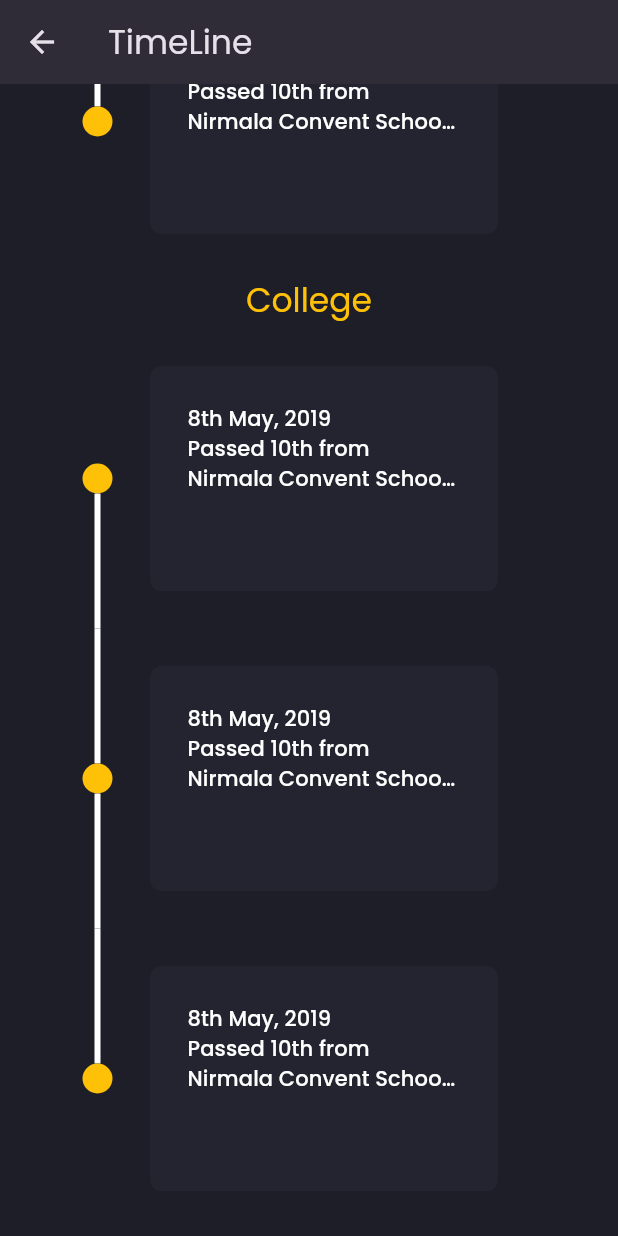
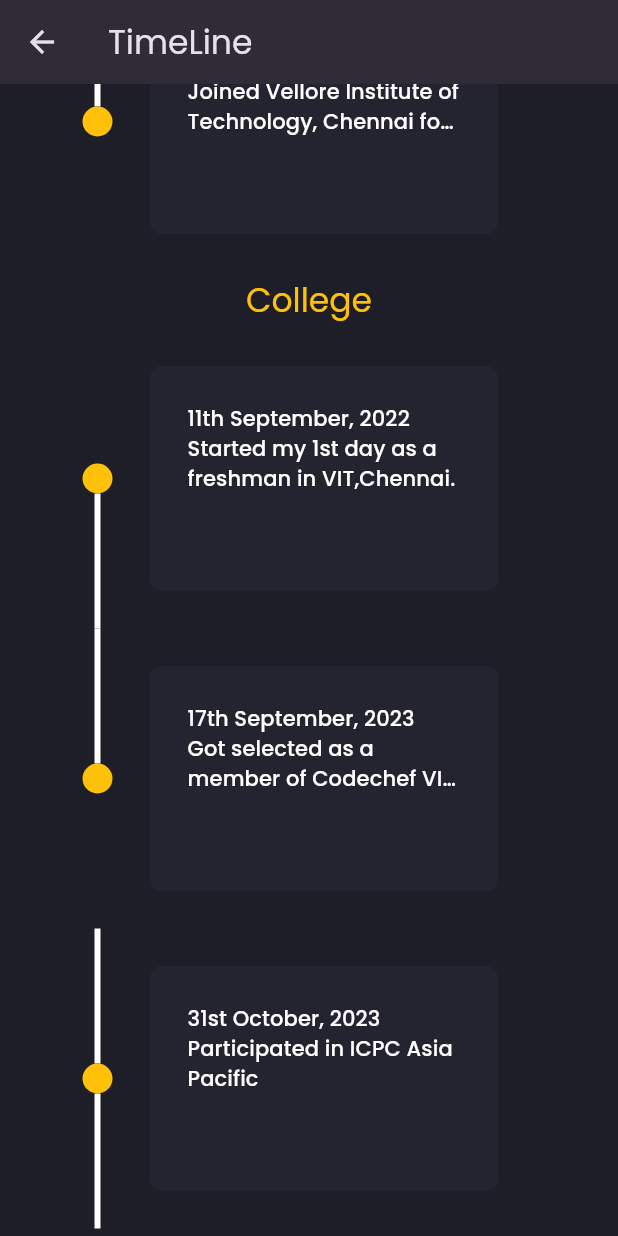
Before and after one commit to AmanRajSinghMourya/Flutter_Portfolio, a Flutter app: the MyTimeLineScreen screen opened directly, scrolled down 528 dp, on a phone screen of 412 x 824 dp. Run offline on Flutter 3.47's test engine with Material 3 defaults, Android fonts, the phone set to English and light mode, and no system bars; drawn by our look-alikes of timeline_tile; our stand-ins replace animated_text_kit, google_fonts.

Commit message:
added more specific

```diff
--- a/lib/components/collegeTimeLine.dart
+++ b/lib/components/collegeTimeLine.dart
@@ -1,5 +1,6 @@
 import 'package:flutter/material.dart';
 import 'package:portfolio/constraints.dart';
+import 'package:portfolio/modals/project_list.dart';
 import 'package:portfolio/screens/timeline.dart';
 
 class CollegeTimeLine extends StatelessWidget {
@@ -20,7 +21,9 @@ class CollegeTimeLine extends StatelessWidget {
           Container(
             color: backColor,
             margin: EdgeInsets.all(5),
-            child: TimeLine(),
+            child: TimeLine(
+              mytimelinetile: [...mytimelineCollege],
+            ),
           ),
         ],
       ),
--- a/lib/components/education_timeline.dart
+++ b/lib/components/education_timeline.dart
@@ -1,5 +1,6 @@
 import 'package:flutter/material.dart';
 import 'package:portfolio/constraints.dart';
+import 'package:portfolio/modals/project_list.dart';
 import 'package:portfolio/screens/timeline.dart';
 
 class EducationTimeLine extends StatelessWidget {
@@ -21,7 +22,9 @@ class EducationTimeLine extends StatelessWidget {
           Container(
             color: backColor,
             margin: EdgeInsets.all(5),
-            child: TimeLine(),
+            child: TimeLine(
+              mytimelinetile: [...mytimelineEducation],
+            ),
           ),
         ],
       ),
--- a/lib/components/timeline_card.dart
+++ b/lib/components/timeline_card.dart
@@ -2,14 +2,16 @@ import 'package:flutter/material.dart';
 import 'package:portfolio/constraints.dart';
 
 class TimeLineCard extends StatelessWidget {
+  final String cardDescription;
   const TimeLineCard({
     super.key,
+    required this.cardDescription,
   });
 
   @override
   Widget build(BuildContext context) {
     return Container(
-      height: 150,
+      height: 120,
       margin: EdgeInsets.all(25),
       padding: EdgeInsets.all(25),
       decoration: BoxDecoration(
@@ -21,7 +23,7 @@ class TimeLineCard extends StatelessWidget {
         crossAxisAlignment: CrossAxisAlignment.start,
         children: [
           Text(
-            "8th May, 2019 \nPassed 10th from Nirmala Convent School with 90%",
+            cardDescription,
             style: Theme.of(context)
                 .textTheme
                 .titleSmall!
--- a/lib/modals/project_list.dart
+++ b/lib/modals/project_list.dart
@@ -1,3 +1,7 @@
+import 'package:portfolio/components/my_time_line_tile.dart';
+import 'package:portfolio/components/timeline_card.dart';
+import 'package:portfolio/screens/timeline_screen.dart';
+
 class Project {
   final String projectTitle, description;
   List<String> projectImages;
@@ -22,6 +26,58 @@ class ContactDetails {
   });
 }
 
+List<MyTimeLineTile> mytimelineEducation = [
+  MyTimeLineTile(
+    isFirst: true,
+    isLast: false,
+    timeLineCard: TimeLineCard(
+      cardDescription:
+          "8th May, 2019 \nPassed 10th from Nirmala Convent School with 92% \nScoring 1st place in my city",
+    ),
+  ),
+  MyTimeLineTile(
+    isFirst: false,
+    isLast: false,
+    timeLineCard: TimeLineCard(
+      cardDescription:
+          "16th June, 2021 \nPassed 12th from Nirmala Convent School with 90%",
+    ),
+  ),
+  MyTimeLineTile(
+    isFirst: false,
+    isLast: true,
+    timeLineCard: TimeLineCard(
+      cardDescription:
+          "11th September, 2022 \nJoined Vellore Institute of Technology, Chennai for Btech CSE.",
+    ),
+  ),
+];
+
+List<MyTimeLineTile> mytimelineCollege = [
+  MyTimeLineTile(
+    isFirst: true,
+    isLast: false,
+    timeLineCard: TimeLineCard(
+      cardDescription:
+          "11th September, 2022 \nStarted my 1st day as a freshman in VIT,Chennai.",
+    ),
+  ),
+  MyTimeLineTile(
+    isFirst: false,
+    isLast: true,
+    timeLineCard: TimeLineCard(
+      cardDescription:
+          "17th September, 2023 \nGot selected as a member of Codechef VIT Club in Competetive Programming Department",
+    ),
+  ),
+  MyTimeLineTile(
+    isFirst: false,
+    isLast: false,
+    timeLineCard: TimeLineCard(
+      cardDescription: "31st October, 2023 \nParticipated in ICPC Asia Pacific",
+    ),
+  ),
+];
 List<ContactDetails> contactDetails = [
   ContactDetails(
       iconTitleLocation: "assets/github.png",
--- a/lib/screens/timeline.dart
+++ b/lib/screens/timeline.dart
@@ -1,9 +1,9 @@
 import 'package:portfolio/components/my_time_line_tile.dart';
 import 'package:flutter/material.dart';
-import 'package:portfolio/components/timeline_card.dart';
 
 class TimeLine extends StatelessWidget {
-  const TimeLine({super.key});
+  final List<MyTimeLineTile> mytimelinetile;
+  const TimeLine({super.key, required this.mytimelinetile});
 
   @override
   Widget build(BuildContext context) {
@@ -12,23 +12,7 @@ class TimeLine extends StatelessWidget {
       child: Padding(
         padding: const EdgeInsets.symmetric(horizontal: 50),
         child: ListView(
-          children: [
-            MyTimeLineTile(
-              isFirst: true,
-              isLast: false,
-              timeLineCard: TimeLineCard(),
-            ),
-            MyTimeLineTile(
-              isFirst: false,
-              isLast: false,
-              timeLineCard: TimeLineCard(),
-            ),
-            MyTimeLineTile(
-              isFirst: false,
-              isLast: true,
-              timeLineCard: TimeLineCard(),
-            ),
-          ],
+          children: [...mytimelinetile],
         ),
       ),
     );
```
